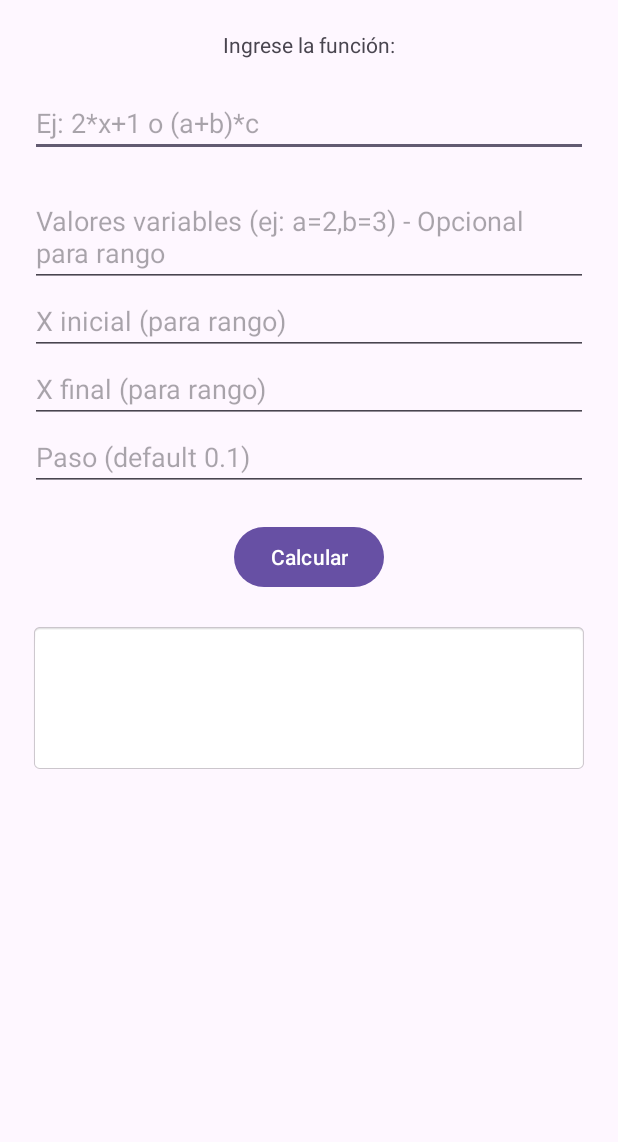
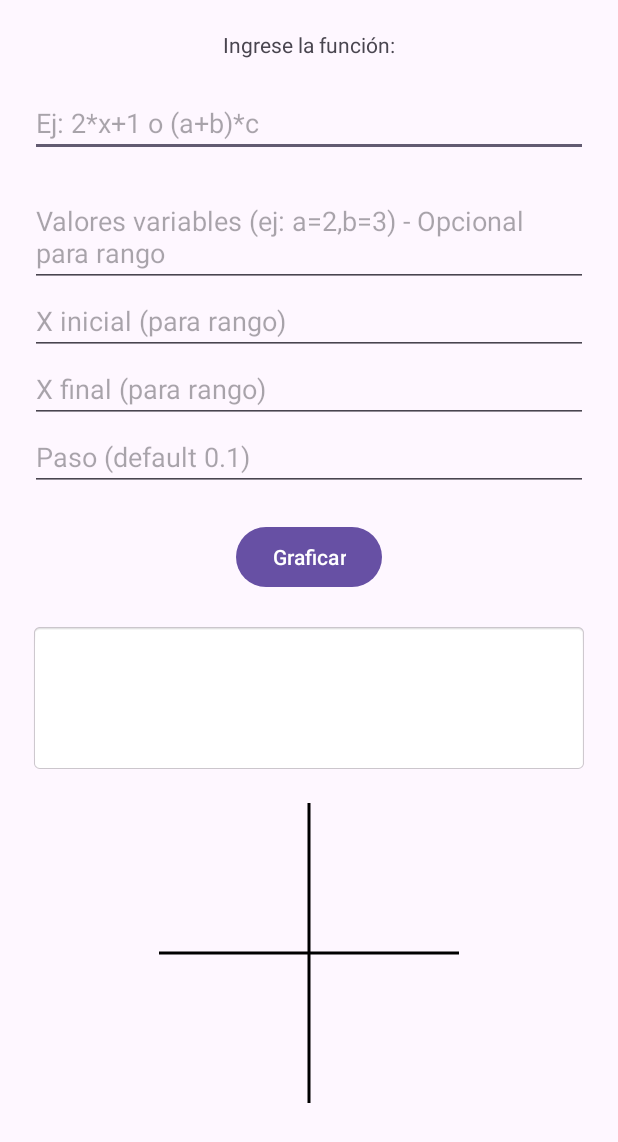
Before and after one commit to FernandoReyes04/GraficadorApp, an Android app: the screen it shows after launch (MainActivity), on a phone screen of 412 x 824 dp. Shown: the top 1142 px of the screen. Run offline under Robolectric (Android 15) with nearby library versions, the phone set to English and light mode, and no system bars.

Commit message:
feat: funcion graficar y vista graficar terminadas

```diff
--- /dev/null
+++ b/app/src/main/java/com/example/graficadorapp/GraficadorView.kt
@@ -0,0 +1,47 @@
+package com.example.graficadorapp
+
+import android.content.Context
+import android.graphics.Canvas
+import android.graphics.Color
+import android.graphics.Paint
+import android.util.AttributeSet
+import android.view.View
+
+// view es separar lo visual.
+class GraficadorView(context: Context, attrs: AttributeSet) : View(context, attrs) {
+
+    private var puntos: Array<DoubleArray> = arrayOf()  // arreglo de puntos a graficar
+
+    fun setPuntos(puntos: Array<DoubleArray>) {
+        this.puntos = puntos
+        invalidate()  // redibujo en view
+    }
+
+    override fun onDraw(canvas: Canvas) {
+        super.onDraw(canvas)
+
+        val paint = Paint()
+        paint.color = Color.BLACK
+        paint.strokeWidth = 3f
+        paint.textSize = 20f
+
+        val centerX = width / 2f
+        val centerY = height / 2f
+
+        canvas.drawLine(0f, centerY, width.toFloat(), centerY, paint)
+        canvas.drawLine(centerX, 0f, centerX, height.toFloat(), paint)
+
+        val scaleFactor = 10f
+
+        for (punto in puntos) {
+            val x = punto[0]
+            val y = punto[1]
+
+            val canvasX = centerX + (x * scaleFactor)
+            val canvasY = centerY - (y * scaleFactor) // y aumenta hacia abajo en pantalla
+
+            // Dibujar el punto
+            canvas.drawCircle(canvasX.toFloat(), canvasY.toFloat(), 5f, paint)
+        }
+    }
+}
--- a/app/src/main/java/com/example/graficadorapp/MainActivity.kt
+++ b/app/src/main/java/com/example/graficadorapp/MainActivity.kt
@@ -84,6 +84,9 @@ class MainActivity : AppCompatActivity() {
                     puntos.takeLast(3).forEach {
                         resultado.append("x=${it[0]}, y=${it[1]}\n")
                     }
+
+                    val graficaView = findViewById<GraficadorView>(R.id.graficaView)
+                    graficaView.setPuntos(puntos)
                 }
 
                 tvResultado.text = resultado.toString()
--- a/app/src/main/res/layout/activity_main.xml
+++ b/app/src/main/res/layout/activity_main.xml
@@ -75,7 +75,7 @@
         android:id="@+id/btnGraficar"
         android:layout_width="wrap_content"
         android:layout_height="wrap_content"
-        android:text="Calcular"
+        android:text="Graficar"
         app:layout_constraintTop_toBottomOf="@id/etPaso"
         app:layout_constraintStart_toStartOf="parent"
         app:layout_constraintEnd_toEndOf="parent"
@@ -92,4 +92,14 @@
         app:layout_constraintEnd_toEndOf="parent"
         android:layout_margin="20dp"
         android:background="@android:drawable/editbox_background"/>
+
+    <com.example.graficadorapp.GraficadorView
+        android:id="@+id/graficaView"
+        android:layout_width="200dp"
+        android:layout_height="200dp"
+        app:layout_constraintTop_toBottomOf="@id/tvResultado"
+        app:layout_constraintStart_toStartOf="parent"
+        app:layout_constraintEnd_toEndOf="parent"
+        android:layout_margin="20dp"/>
+
 </androidx.constraintlayout.widget.ConstraintLayout>
```
